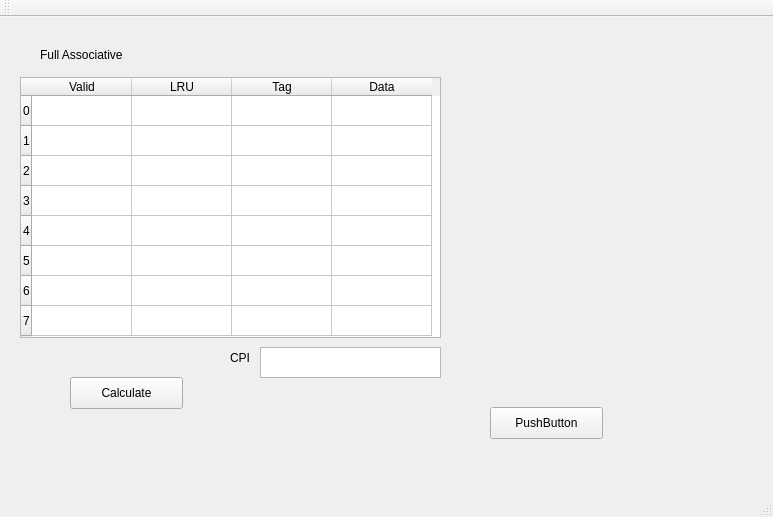
Qt form mainwindow.ui (stevewreese/CacheSimulation) before a commit.
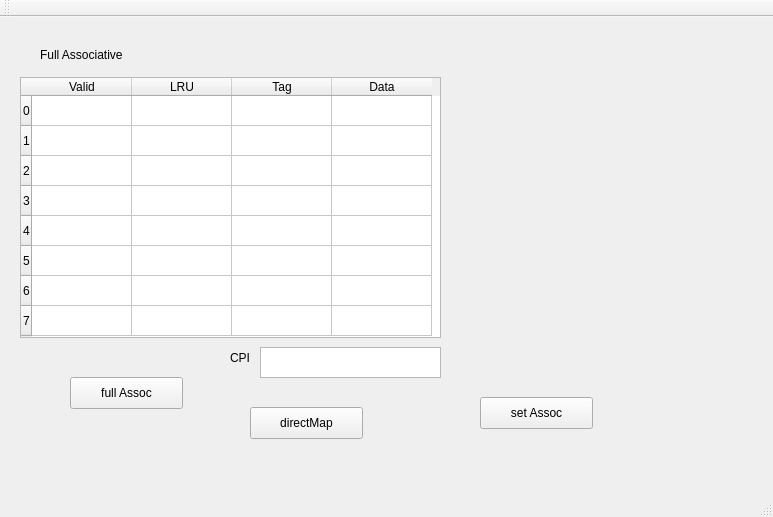
The same form after that commit.

The edit to the form file:
```diff
--- a/mainwindow.ui
+++ b/mainwindow.ui
@@ -24,7 +24,7 @@
      </rect>
     </property>
     <property name="text">
-     <string>Calculate</string>
+     <string>full Assoc</string>
     </property>
    </widget>
    <widget class="QTableWidget" name="tableWidget">
@@ -136,14 +136,27 @@
    <widget class="QPushButton" name="pushButton_2">
     <property name="geometry">
      <rect>
-      <x>490</x>
+      <x>250</x>
       <y>390</y>
       <width>113</width>
       <height>32</height>
      </rect>
     </property>
     <property name="text">
-     <string>PushButton</string>
+     <string>directMap</string>
+    </property>
+   </widget>
+   <widget class="QPushButton" name="pushButton_3">
+    <property name="geometry">
+     <rect>
+      <x>480</x>
+      <y>380</y>
+      <width>113</width>
+      <height>32</height>
+     </rect>
+    </property>
+    <property name="text">
+     <string>set Assoc</string>
     </property>
    </widget>
   </widget>
```
